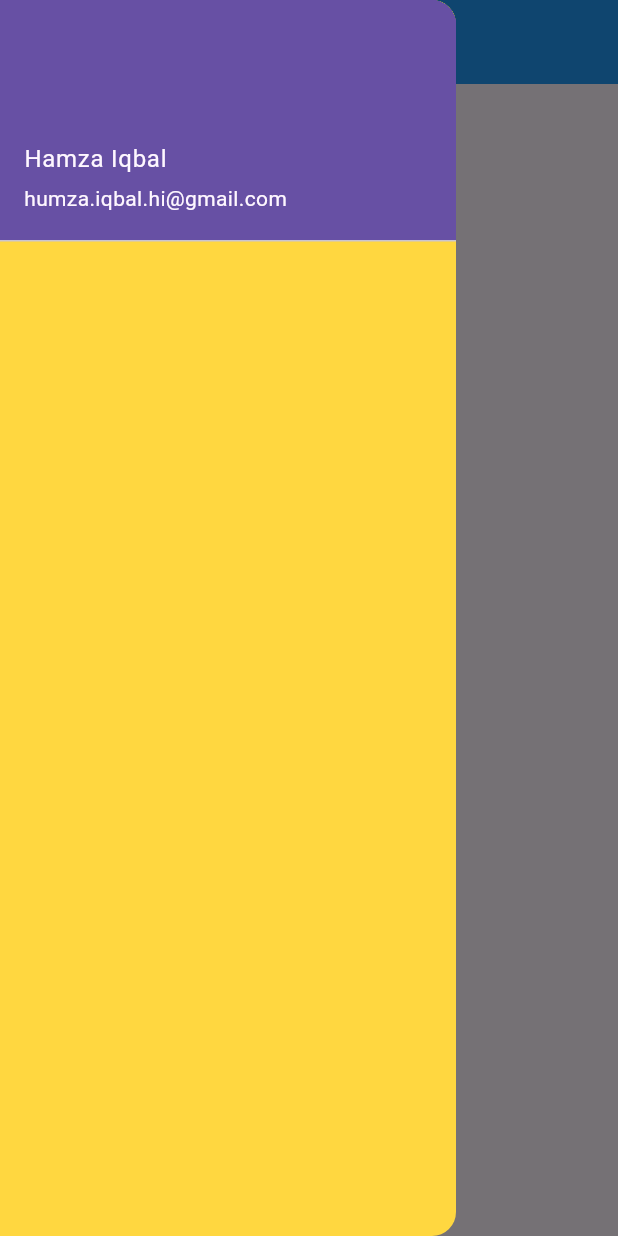
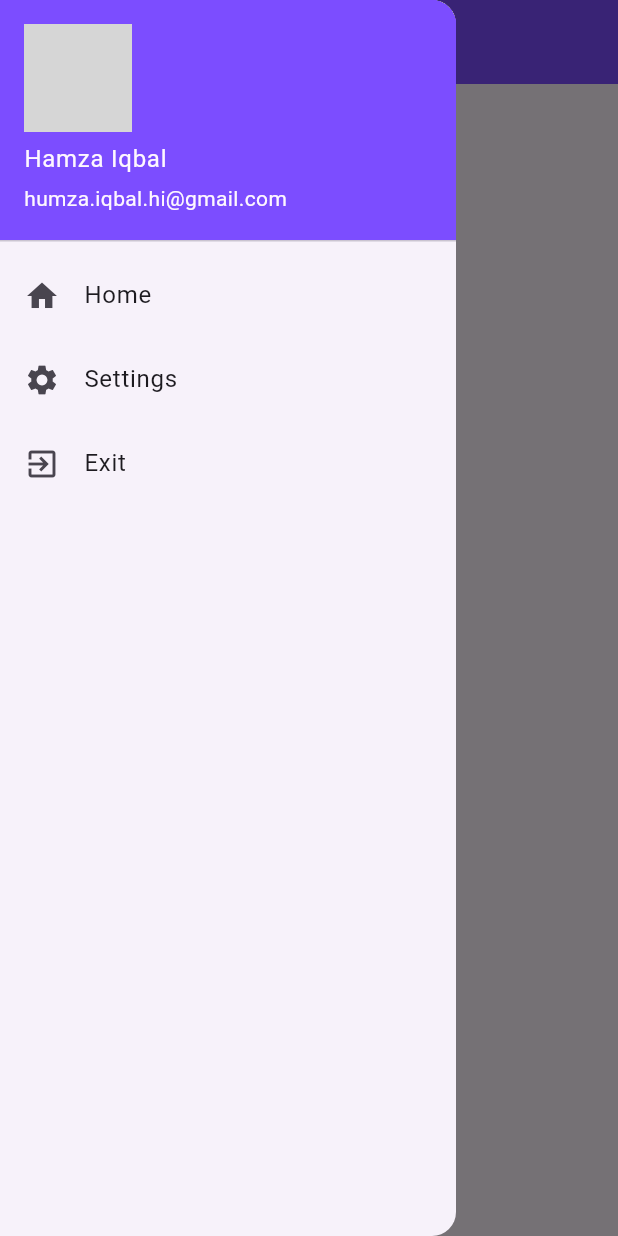
Before and after one commit to HamzaIqbalMughal/practice2-flutter, a Flutter app: the screen it shows after launch, with the side drawer open, on a phone screen of 412 x 824 dp. Run offline on Flutter 3.47's test engine with Material 2 defaults, Android fonts, the phone set to English and light mode, and no system bars; network calls fail; grey boxes are pictures that could not be loaded.

Commit message:
added drawer on Screen1.

```diff
--- a/lib/Screen1.dart
+++ b/lib/Screen1.dart
@@ -13,19 +13,42 @@ class _Screen1State extends State<Screen1> {
     return Scaffold(
       appBar: AppBar(
         title: Text('Screen1'),
-        backgroundColor: Colors.blue,
+        backgroundColor: Colors.deepPurpleAccent,
       ),
       drawer: Drawer(
-        backgroundColor: Colors.amberAccent,
+        // backgroundColor: Colors.,
         child: ListView(
+          padding: EdgeInsets.zero,
           children: [
             // DrawerHeader(
             //   child: Text('Hamza Iqbal'),
             // ),
             UserAccountsDrawerHeader(
+              decoration: BoxDecoration(
+                color: Colors.deepPurpleAccent,
+              ),
+              currentAccountPicture: CircleAvatar(
+                backgroundImage: NetworkImage(
+                    'https://images.pexels.com/photos/220453/pexels-photo-220453.jpeg?auto=compress&cs=tinysrgb&w=1260&h=750&dpr=1'),
+              ),
               accountName: Text('Hamza Iqbal'),
               accountEmail: Text('humza.iqbal.hi@gmail.com'),
-            )
+            ),
+            ListTile(
+              leading: Icon(Icons.home),
+              title: Text('Home'),
+              onTap: () {},
+            ),
+            ListTile(
+              leading: Icon(Icons.settings),
+              title: Text('Settings'),
+              onTap: () {},
+            ),
+            ListTile(
+              leading: Icon(Icons.exit_to_app),
+              title: Text('Exit'),
+              onTap: () {},
+            ),
           ],
         ),
       ),
```
